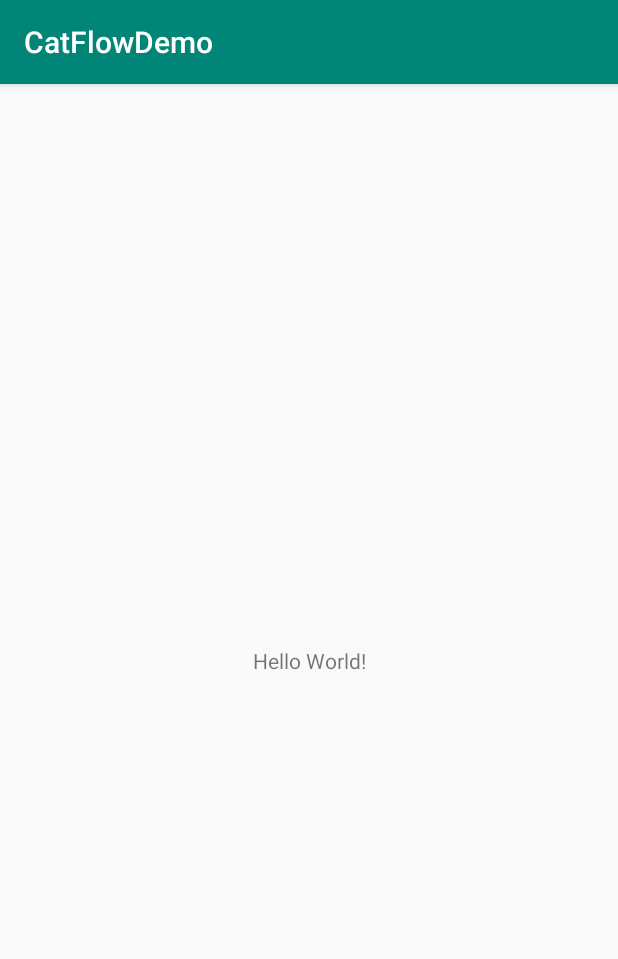
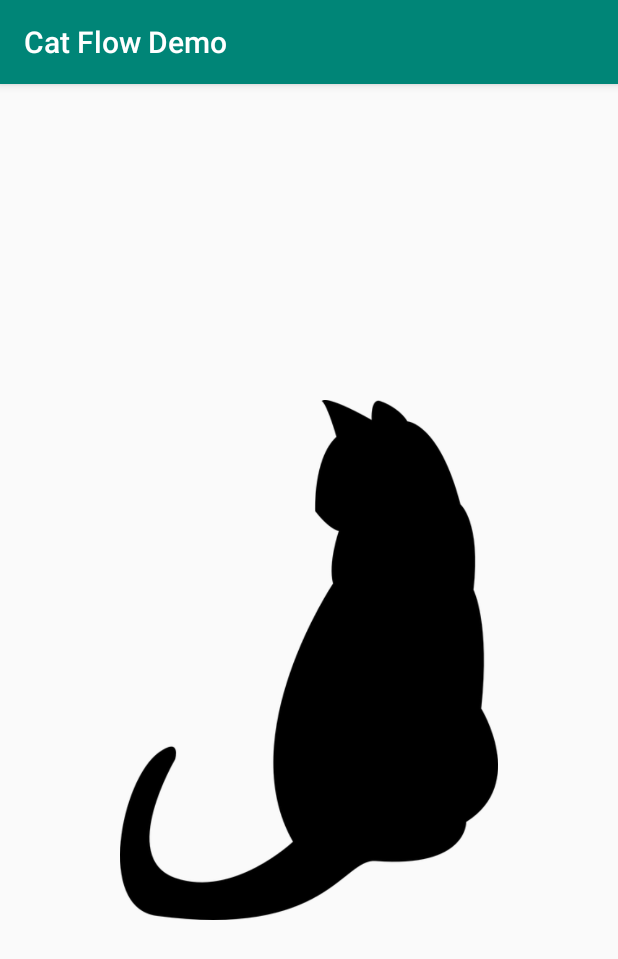
Before and after one commit to Ryan-Pierce/CatFlowDemo, an Android app: the screen it shows after launch (MainActivity), on a phone screen of 412 x 824 dp. Shown: the top 959 px of the screen. Run offline under Robolectric (Android 15) with nearby library versions, the phone set to English and light mode, and no system bars.

Commit message:
Made working cat

```diff
--- a/app/build.gradle
+++ b/app/build.gradle
@@ -28,6 +28,11 @@ dependencies {
     implementation 'androidx.appcompat:appcompat:1.1.0'
     implementation 'androidx.core:core-ktx:1.2.0'
     implementation 'androidx.constraintlayout:constraintlayout:1.1.3'
+
+    // Coroutines
+    implementation 'org.jetbrains.kotlinx:kotlinx-coroutines-core:1.3.3'
+    implementation 'org.jetbrains.kotlinx:kotlinx-coroutines-android:1.3.3'
+
     testImplementation 'junit:junit:4.12'
     androidTestImplementation 'androidx.test.ext:junit:1.1.1'
     androidTestImplementation 'androidx.test.espresso:espresso-core:3.2.0'
--- /dev/null
+++ b/app/src/main/java/me/ryanpierce/catflowdemo/Cat.kt
@@ -0,0 +1,22 @@
+package me.ryanpierce.catflowdemo
+
+import android.content.Context
+import android.widget.Toast
+import kotlinx.coroutines.flow.AbstractFlow
+import kotlinx.coroutines.flow.Flow
+import kotlinx.coroutines.flow.FlowCollector
+
+class Cat : AbstractFlow<String>() {
+
+    // Because a cat meows...
+    override suspend fun collectSafely(collector: FlowCollector<String>)
+        = collector.emit("meow")
+}
+
+// A terminal operator to command your cat to speak
+@UseExperimental(kotlinx.coroutines.InternalCoroutinesApi::class)
+suspend inline infix fun Flow<String>.speak(context: Context)
+    = collect(object : FlowCollector<String> {
+        override suspend fun emit(value: String)
+            = Toast.makeText(context, value, Toast.LENGTH_SHORT).show()
+    })
--- a/app/src/main/java/me/ryanpierce/catflowdemo/MainActivity.kt
+++ b/app/src/main/java/me/ryanpierce/catflowdemo/MainActivity.kt
@@ -1,12 +1,47 @@
 package me.ryanpierce.catflowdemo
 
+import android.content.Context
 import androidx.appcompat.app.AppCompatActivity
 import android.os.Bundle
+import android.view.View
+import android.widget.ImageView
+import kotlinx.coroutines.CoroutineScope
+import kotlinx.coroutines.MainScope
+import kotlinx.coroutines.channels.awaitClose
+import kotlinx.coroutines.flow.*
+import kotlinx.coroutines.launch
 
-class MainActivity : AppCompatActivity() {
+class MainActivity : AppCompatActivity(), CoroutineScope by MainScope() {
 
     override fun onCreate(savedInstanceState: Bundle?) {
         super.onCreate(savedInstanceState)
         setContentView(R.layout.activity_main)
+
+        // Context is nullable solely to use the double-bang
+        //   as exclamation in english.
+        val to_me: Context? = this
+        val cat = Cat()
+
+        // Make the cat meow when the app first starts
+        // Could also do this with Flow.onStart{}
+        //   on the clicks() flow but I wanted to
+        //   use launch.
+        launch {
+            cat speak to_me!!
+        }
+
+        // Also make the cat meow whenever you poke it
+        findViewById<ImageView>(R.id.catImageView)
+            .clicks()
+            .onEach {
+                cat speak to_me!!
+            }
+            .launchIn(this)
+
     }
 }
+
+fun View.clicks(): Flow<Unit> = callbackFlow {
+    setOnClickListener { offer(Unit) }
+    awaitClose { setOnClickListener(null) }
+}.conflate()
--- a/app/src/main/res/layout/activity_main.xml
+++ b/app/src/main/res/layout/activity_main.xml
@@ -6,10 +6,12 @@
     android:layout_height="match_parent"
     tools:context=".MainActivity">
 
-    <TextView
+    <ImageView
         android:layout_width="wrap_content"
         android:layout_height="wrap_content"
-        android:text="Hello World!"
+        android:src="@drawable/cat"
+        android:id="@+id/catImageView"
+        android:padding="80dp"
         app:layout_constraintBottom_toBottomOf="parent"
         app:layout_constraintLeft_toLeftOf="parent"
         app:layout_constraintRight_toRightOf="parent"
--- a/app/src/main/res/values/strings.xml
+++ b/app/src/main/res/values/strings.xml
@@ -1,3 +1,3 @@
 <resources>
-    <string name="app_name">CatFlowDemo</string>
+    <string name="app_name">Cat Flow Demo</string>
 </resources>
```
Also changed, not shown: app/src/main/res/drawable/cat.png (added).
